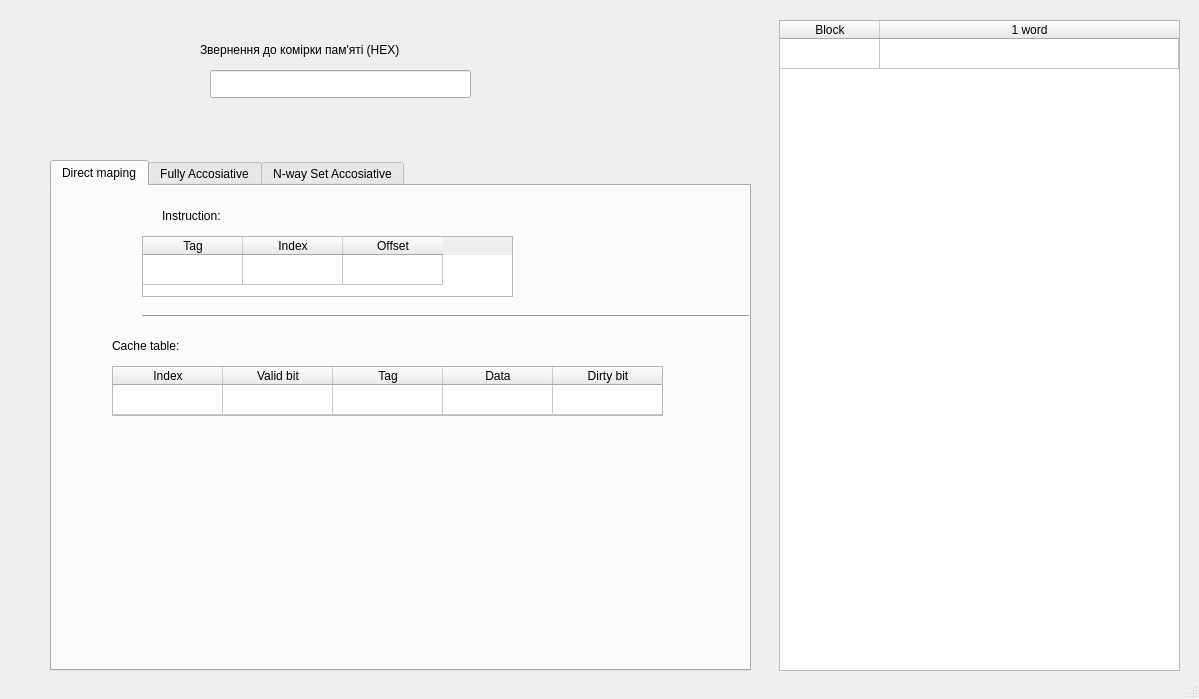
Qt form mainwindow.ui (MrSal0/cache_emulator) before a commit.
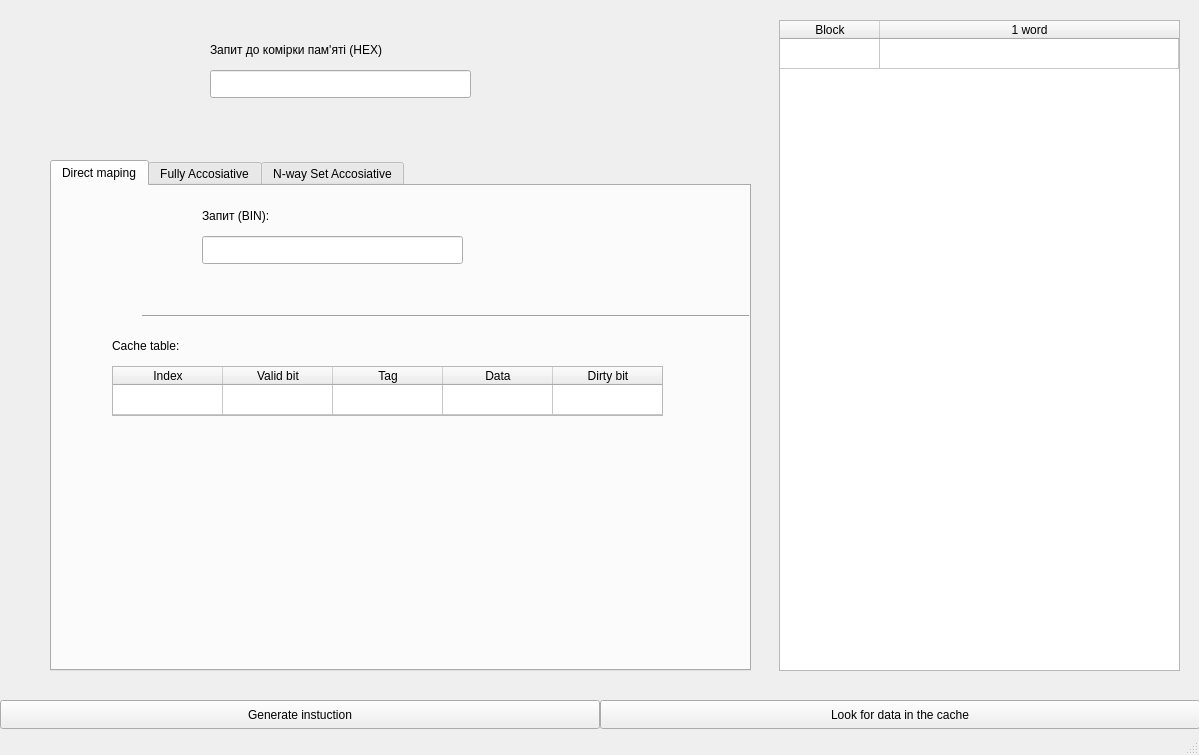
The same form after that commit.

Commit message: Direct mapped cache, part 1. Random instruction button.

What changed in the file:
```diff
--- a/mainwindow.ui
+++ b/mainwindow.ui
@@ -2,12 +2,15 @@
 <ui version="4.0">
  <class>MainWindow</class>
  <widget class="QMainWindow" name="MainWindow">
+  <property name="enabled">
+   <bool>true</bool>
+  </property>
   <property name="geometry">
    <rect>
     <x>0</x>
     <y>0</y>
     <width>1199</width>
-    <height>699</height>
+    <height>755</height>
    </rect>
   </property>
   <property name="windowTitle">
@@ -27,14 +30,14 @@
    <widget class="QLabel" name="label_2">
     <property name="geometry">
      <rect>
-      <x>200</x>
+      <x>210</x>
       <y>40</y>
       <width>281</width>
       <height>20</height>
      </rect>
     </property>
     <property name="text">
-     <string>Звернення до комірки пам'яті (HEX)</string>
+     <string>Запит до комірки пам'яті (HEX)</string>
     </property>
    </widget>
    <widget class="QTableWidget" name="tableWidget_mainMemory">
@@ -96,78 +99,16 @@
      <widget class="QLabel" name="label">
       <property name="geometry">
        <rect>
-        <x>110</x>
+        <x>150</x>
         <y>20</y>
         <width>91</width>
         <height>20</height>
        </rect>
       </property>
       <property name="text">
-       <string>Instruction:</string>
+       <string>Запит (BIN):</string>
       </property>
      </widget>
-     <widget class="QTableWidget" name="tableWidget">
-      <property name="geometry">
-       <rect>
-        <x>90</x>
-        <y>50</y>
-        <width>371</width>
-        <height>61</height>
-       </rect>
-      </property>
-      <property name="verticalScrollBarPolicy">
-       <enum>Qt::ScrollBarAlwaysOff</enum>
-      </property>
-      <property name="horizontalScrollBarPolicy">
-       <enum>Qt::ScrollBarAlwaysOff</enum>
-      </property>
-      <property name="sizeAdjustPolicy">
-       <enum>QAbstractScrollArea::AdjustToContents</enum>
-      </property>
-      <property name="showDropIndicator" stdset="0">
-       <bool>true</bool>
-      </property>
-      <property name="dragDropOverwriteMode">
-       <bool>true</bool>
-      </property>
-      <property name="showGrid">
-       <bool>true</bool>
-      </property>
-      <property name="rowCount">
-       <number>1</number>
-      </property>
-      <property name="columnCount">
-       <number>3</number>
-      </property>
-      <attribute name="horizontalHeaderVisible">
-       <bool>true</bool>
-      </attribute>
-      <attribute name="horizontalHeaderCascadingSectionResizes">
-       <bool>false</bool>
-      </attribute>
-      <attribute name="verticalHeaderVisible">
-       <bool>false</bool>
-      </attribute>
-      <attribute name="verticalHeaderHighlightSections">
-       <bool>true</bool>
-      </attribute>
-      <row/>
-      <column>
-       <property name="text">
-        <string>Tag</string>
-       </property>
-      </column>
-      <column>
-       <property name="text">
-        <string>Index</string>
-       </property>
-      </column>
-      <column>
-       <property name="text">
-        <string>Offset</string>
-       </property>
-      </column>
-     </widget>
      <widget class="QTableWidget" name="tableWidget_2">
       <property name="geometry">
        <rect>
@@ -269,6 +210,25 @@
        <enum>Qt::Horizontal</enum>
       </property>
      </widget>
+     <widget class="QLineEdit" name="lineEdit_bin_intruction">
+      <property name="enabled">
+       <bool>true</bool>
+      </property>
+      <property name="geometry">
+       <rect>
+        <x>150</x>
+        <y>50</y>
+        <width>261</width>
+        <height>28</height>
+       </rect>
+      </property>
+      <property name="alignment">
+       <set>Qt::AlignCenter</set>
+      </property>
+      <property name="readOnly">
+       <bool>false</bool>
+      </property>
+     </widget>
     </widget>
     <widget class="QWidget" name="widget">
      <attribute name="title">
@@ -281,6 +241,35 @@
      </attribute>
     </widget>
    </widget>
+   <widget class="QPushButton" name="pushB_generateInstruction">
+    <property name="geometry">
+     <rect>
+      <x>0</x>
+      <y>700</y>
+      <width>600</width>
+      <height>29</height>
+     </rect>
+    </property>
+    <property name="text">
+     <string>Generate instuction</string>
+    </property>
+   </widget>
+   <widget class="QPushButton" name="pushB_nextStep">
+    <property name="enabled">
+     <bool>true</bool>
+    </property>
+    <property name="geometry">
+     <rect>
+      <x>600</x>
+      <y>700</y>
+      <width>600</width>
+      <height>29</height>
+     </rect>
+    </property>
+    <property name="text">
+     <string>Look for data in the cache</string>
+    </property>
+   </widget>
   </widget>
   <widget class="QStatusBar" name="statusbar"/>
   <action name="action">
```
Left out of the diff: 11 changed lines with no effect on the pictures. The commit also changes 15 other files.
